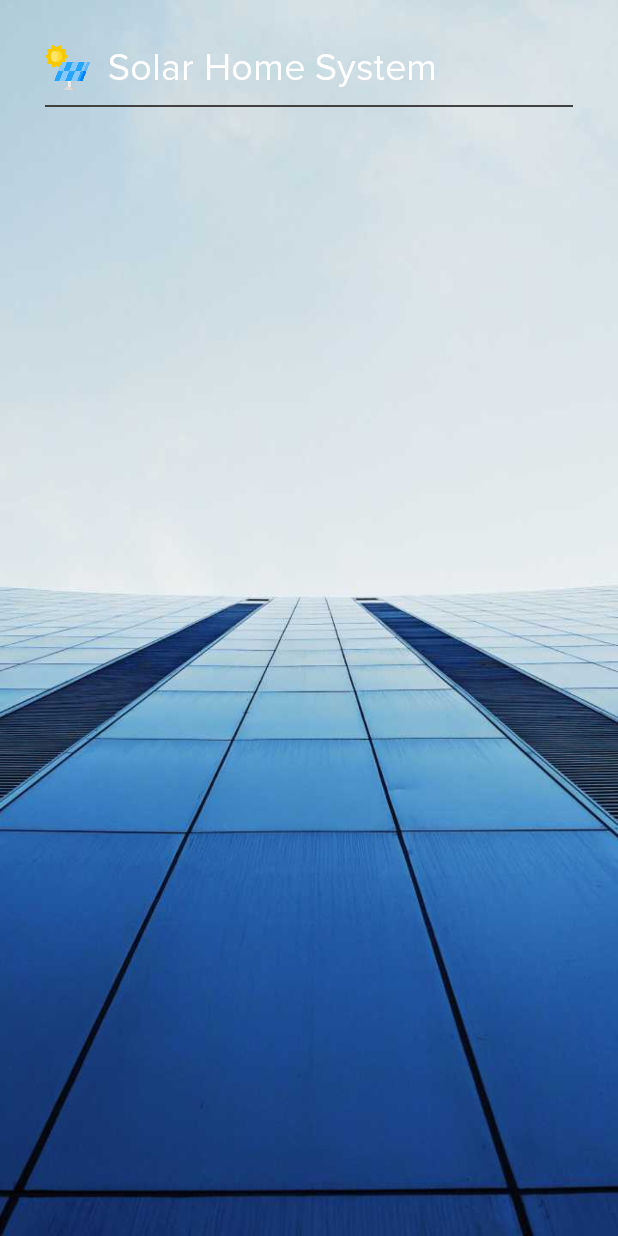
After one commit to yusasarisoy/Solar-Payback, an Android app: the fragment FragmentAppliances shown on its own in the app's theme, on a phone screen of 412 x 824 dp. The commit adds this screen. Run offline under Robolectric (Android 15) with nearby library versions, the phone set to English and light mode, and no system bars; our stand-ins replace ButterKnife, Firebase (no records; nobody signed in at launch, a user with empty details on screens opened directly); 1 statement that could not run was skipped.

```diff
--- a/app/src/main/java/myusarisoy/solarhomesystem/Appliance.java
+++ b/app/src/main/java/myusarisoy/solarhomesystem/Appliance.java
@@ -8,7 +8,7 @@ import lombok.EqualsAndHashCode;
 @EqualsAndHashCode(callSuper = false)
 @Data
 public class Appliance {
-    private int applianceChecked;
+    private boolean check;
     private int imageResource;
     private String appliance;
 }
--- /dev/null
+++ b/app/src/main/java/myusarisoy/solarhomesystem/FragmentAppliances.java
@@ -0,0 +1,33 @@
+package myusarisoy.solarhomesystem;
+
+import android.os.Bundle;
+import android.support.v4.app.Fragment;
+import android.view.LayoutInflater;
+import android.view.View;
+import android.view.ViewGroup;
+
+import java.util.Objects;
+
+public class FragmentAppliances extends Fragment {
+    View view;
+
+    public static FragmentAppliances newInstance(Objects... objects) {
+        FragmentAppliances fragment = new FragmentAppliances();
+        Bundle args = new Bundle();
+        fragment.setArguments(args);
+        return fragment;
+    }
+
+    @Override
+    public void onCreate(Bundle savedInstanceState) {
+        super.onCreate(savedInstanceState);
+    }
+
+    @Override
+    public View onCreateView(LayoutInflater inflater, ViewGroup container, Bundle savedInstanceState) {
+        view = inflater.inflate(R.layout.fragment_appliances, container, false);
+
+
+        return view;
+    }
+}
--- /dev/null
+++ b/app/src/main/res/layout/fragment_appliances.xml
@@ -0,0 +1,52 @@
+<?xml version="1.0" encoding="utf-8"?>
+<LinearLayout xmlns:android="http://schemas.android.com/apk/res/android"
+    xmlns:tools="http://schemas.android.com/tools"
+    android:id="@+id/layout_appliances"
+    android:layout_width="match_parent"
+    android:layout_height="match_parent"
+    android:background="@drawable/background"
+    android:orientation="vertical"
+    android:padding="30dp"
+    tools:context=".FragmentAppliances">
+
+    <LinearLayout
+        android:layout_width="match_parent"
+        android:layout_height="wrap_content"
+        android:orientation="horizontal">
+
+        <ImageView
+            android:layout_width="30dp"
+            android:layout_height="30dp"
+            android:layout_gravity="center"
+            android:src="@drawable/solar_energy" />
+
+        <View
+            android:layout_width="1dp"
+            android:layout_height="1dp"
+            android:layout_gravity="center"
+            android:layout_marginStart="5dp"
+            android:layout_marginLeft="5dp"
+            android:layout_marginEnd="5dp"
+            android:layout_marginRight="5dp"
+            android:background="@color/transparent" />
+
+        <TextView
+            android:layout_width="match_parent"
+            android:layout_height="wrap_content"
+            android:layout_gravity="center"
+            android:fontFamily="@font/proxima_nova"
+            android:text="@string/app_name"
+            android:textColor="@color/core_white"
+            android:textSize="25sp"
+            tools:ignore="UnusedAttribute" />
+
+    </LinearLayout>
+
+    <View
+        android:layout_width="match_parent"
+        android:layout_height="1dp"
+        android:layout_marginTop="10dp"
+        android:layout_marginBottom="10dp"
+        android:background="@color/dark_slate_gray" />
+
+</LinearLayout>
--- a/app/src/main/res/layout/fragment_main.xml
+++ b/app/src/main/res/layout/fragment_main.xml
@@ -31,7 +31,6 @@
             android:background="@color/transparent" />
 
         <TextView
-            android:id="@+id/cards_rapid_access"
             android:layout_width="match_parent"
             android:layout_height="wrap_content"
             android:layout_gravity="center"
@@ -129,9 +128,11 @@
                 android:layout_width="100dp"
                 android:layout_height="50dp"
                 android:background="@color/transparent"
+                android:clickable="false"
+                android:focusable="false"
                 android:fontFamily="@font/proxima_nova"
                 android:text="@string/continueTo"
-                android:textColor="@color/green"
+                android:textColor="@color/dark_slate_gray"
                 android:textSize="18sp"
                 tools:ignore="UnusedAttribute" />
 
--- a/app/src/main/res/values/strings.xml
+++ b/app/src/main/res/values/strings.xml
@@ -30,4 +30,7 @@
     <string name="enter_your_mail">Enter your email to reset your password.</string>
     <string name="reset_password">Reset password</string>
     <string name="add_appliance">Please select appliance(s)\nyou want to calculate.</string>
+
+    <!-- TODO: Remove or change this placeholder text -->
+    <string name="hello_blank_fragment">Hello blank fragment</string>
 </resources>
```
Also changed, not shown: app/src/main/java/myusarisoy/solarhomesystem/FragmentMain.java (+69 -26 lines), app/src/main/java/myusarisoy/solarhomesystem/RecyclerTouchListener.java (added, +56 -0 lines), app/src/main/java/myusarisoy/solarhomesystem/RecyclerViewAdapter.java (+9 -6 lines), app/src/main/res/layout/item_appliance.xml (+6 -6 lines).
